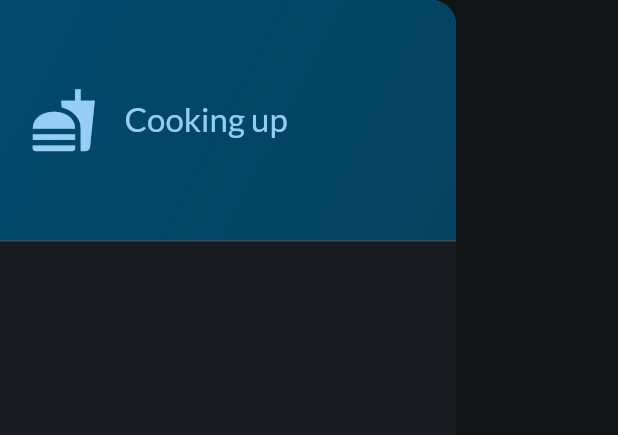
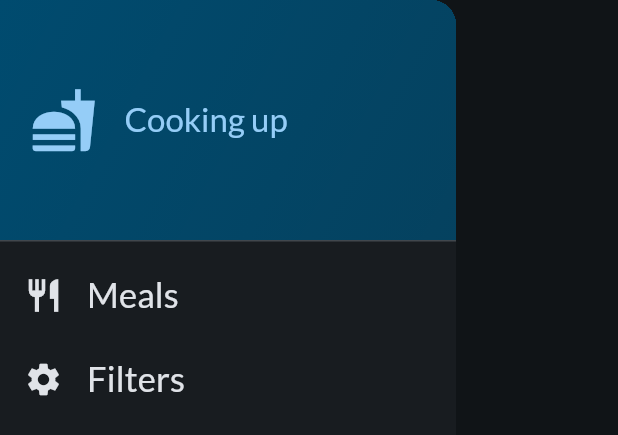
Before and after one commit to bhargav1131/Tastify, a Flutter app: the MainDrawer widget shown alone on an empty page, opened directly, on a phone screen of 412 x 824 dp. Shown: the top 435 px of the screen. Run offline on Flutter 3.47's test engine with Material 3 defaults, Android fonts, the phone set to English and light mode, and no system bars; our stand-ins replace google_fonts, transparent_image.

Commit message:
add items on drawer

```diff
--- a/lib/widgets/main_drawer.dart
+++ b/lib/widgets/main_drawer.dart
@@ -1,4 +1,5 @@
 import 'package:flutter/material.dart';
+import 'package:flutter/widgets.dart';
 
 class MainDrawer extends StatelessWidget{
   const MainDrawer({super.key});
@@ -30,6 +31,20 @@ class MainDrawer extends StatelessWidget{
               ],
             ),
           ),
+
+          ListTile(
+            leading: Icon(Icons.restaurant, size: 26, color: Theme.of(context).colorScheme.onSurface ),
+            title: Text('Meals', style: Theme.of(context).textTheme.titleSmall!.copyWith(
+                  color: Theme.of(context).colorScheme.onSurface, fontSize: 23),),
+            onTap: (){},
+          ),
+
+          ListTile(
+            leading: Icon(Icons.settings, size: 26, color: Theme.of(context).colorScheme.onSurface ),
+            title: Text('Filters', style: Theme.of(context).textTheme.titleSmall!.copyWith(
+                  color: Theme.of(context).colorScheme.onSurface, fontSize: 23),),
+            onTap: (){},
+          ),
         ],
       ),
     );
```
